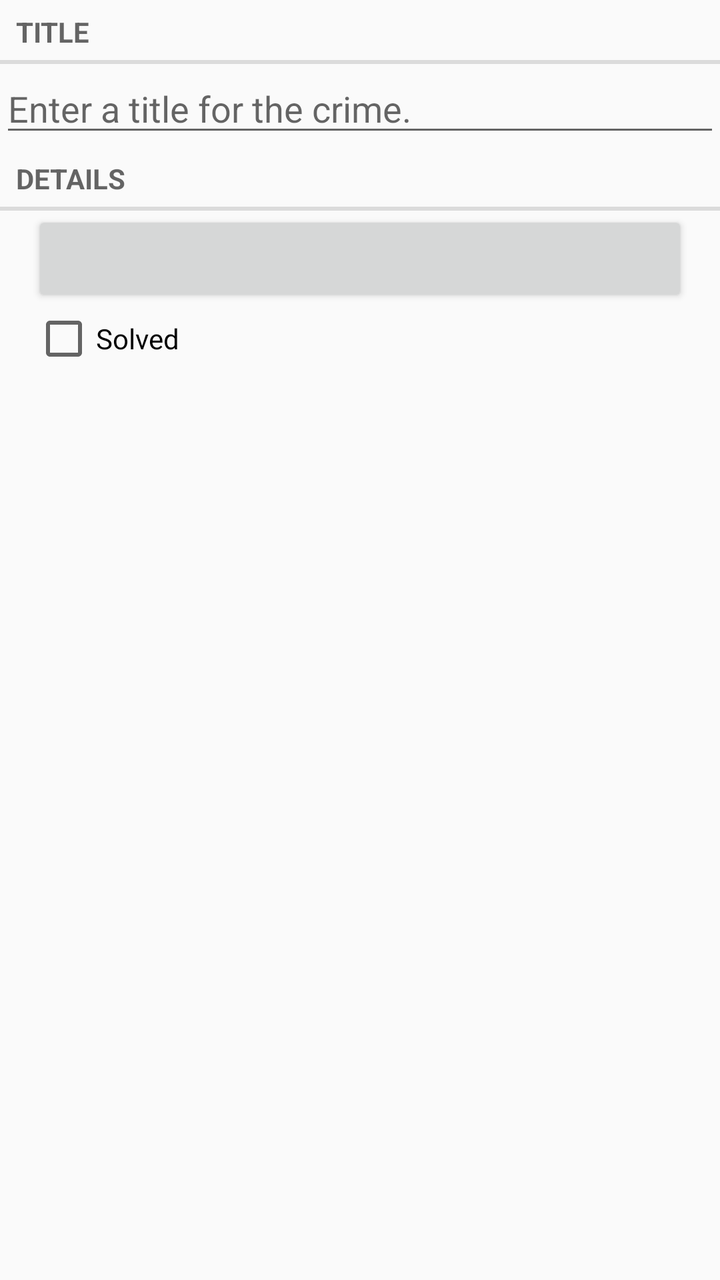
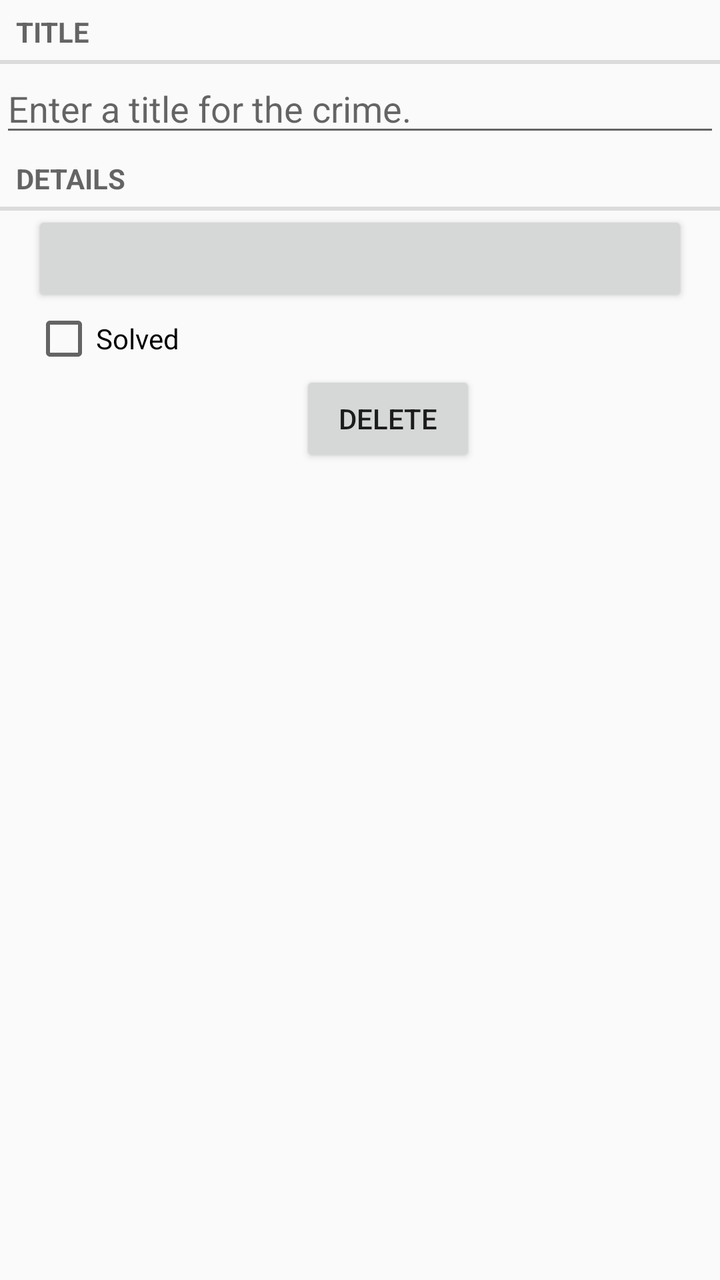

Compare the two renders of this Android layout. The source of the first and the diff that turns it into the second are given below.
<!-- AndroidManifest.xml: application theme Theme.CriminalIntent -->
<!-- res/layout/fragment_crime.xml -->
<?xml version="1.0" encoding="utf-8"?>
<LinearLayout xmlns:android="http://schemas.android.com/apk/res/android"
    android:layout_width="match_parent"
    android:layout_height="match_parent"
    android:orientation="vertical"
    >
    <TextView
        android:layout_width="match_parent"
        android:layout_height="wrap_content"
        android:text="@string/crime_title_label"
        style="?android:listSeparatorTextViewStyle"
        />
    <EditText android:id="@+id/crime_title"
        android:layout_width="match_parent"
        android:layout_height="wrap_content"
        android:hint="@string/crime_title_hint"
        />
    <TextView
        android:layout_width="match_parent"
        android:layout_height="wrap_content"
        android:text="@string/crime_details_label"
        style="?android:listSeparatorTextViewStyle"
        />
    <Button android:id="@+id/crime_date"
        android:layout_width="match_parent"
        android:layout_height="wrap_content"
        android:layout_marginLeft="16dp"
        android:layout_marginRight="16dp"
        />
    <CheckBox android:id="@+id/crime_solved"
        android:layout_width="match_parent"
        android:layout_height="wrap_content"
        android:layout_marginLeft="16dp"
        android:layout_marginRight="16dp"
        android:text="@string/crime_solved_label"
        />
</LinearLayout>
<!-- resources referenced by this layout -->
<resources>
  <string name="crime_details_label">Details</string>
  <string name="crime_solved_label">Solved</string>
  <string name="crime_title_hint">Enter a title for the crime.</string>
  <string name="crime_title_label">Title</string>
  <style name="Theme.CriminalIntent" parent="Base.Theme.CriminalIntent" />
  <style name="Base.Theme.CriminalIntent" parent="Theme.AppCompat.Light.DarkActionBar">
          
          
      </style>
</resources>

<!-- the commit's change to res/layout/fragment_crime.xml (unified diff, before → after) -->
@@ -34,4 +34,12 @@
         android:layout_marginRight="16dp"
         android:text="@string/crime_solved_label"
         />
+    <Button
+        android:id="@+id/delete_button"
+        android:layout_width="wrap_content"
+        android:layout_height="wrap_content"
+        android:text="Delete"
+        android:layout_marginLeft="150dp"
+
+        />
 </LinearLayout>
